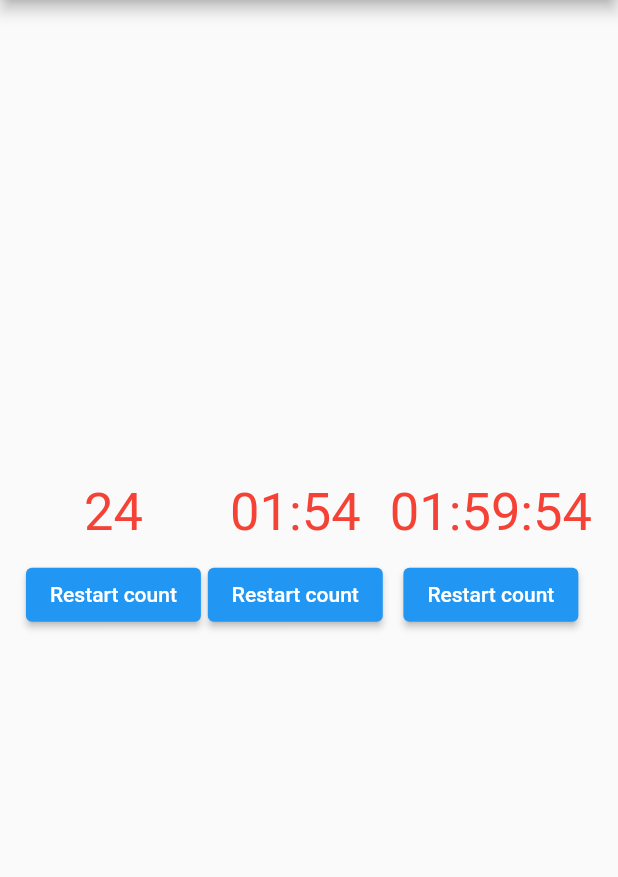
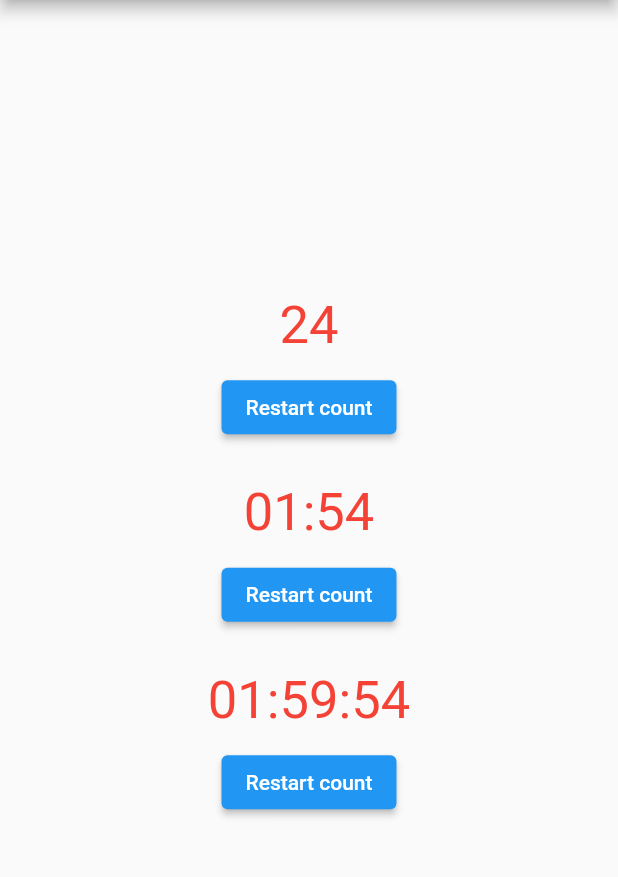
Before and after one commit to emirdeliz/count_down_time, a Flutter app: the screen it shows after launch, on a phone screen of 412 x 824 dp, the part 84-961 px from its top. Run offline on Flutter 3.47's test engine with Material 2 defaults, Android fonts, the phone set to English and light mode, and no system bars.

Commit message:
feat: Work in progress

```diff
--- a/count_down_time_demo/lib/count_down_time_app.dart
+++ b/count_down_time_demo/lib/count_down_time_app.dart
@@ -72,8 +72,9 @@ class _CountDownTimeAppState extends State<CountDownTimeApp> {
               });
             }, // 15minutes
           ),
-          Padding(
+          Container(
               padding: const EdgeInsets.only(top: 10),
+              alignment: Alignment.center,
               child: ElevatedButton(
                 child: const Text('Restart count'),
                 onPressed: () {
--- a/count_down_time_demo/lib/main.dart
+++ b/count_down_time_demo/lib/main.dart
@@ -22,9 +22,9 @@ class _CountDownTimeAppDemoState extends State<CountDownTimeAppDemo> {
         ),
         body: Padding(
             padding: const EdgeInsets.all(15),
-            child: Row(
-              crossAxisAlignment: CrossAxisAlignment.center,
-              mainAxisAlignment: MainAxisAlignment.spaceAround,
+            child: Column(
+              crossAxisAlignment: CrossAxisAlignment.start,
+              mainAxisAlignment: MainAxisAlignment.center,
               mainAxisSize: MainAxisSize.max,
               children: [
                 const CountDownTimeApp(
```
